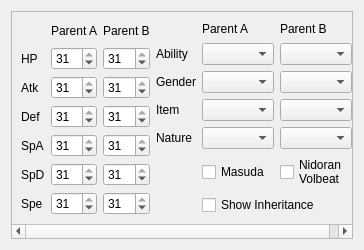
Old version of the form Source/Form/Controls/EggSettings.ui in the repository Admiral-Fish/PokeFinder.
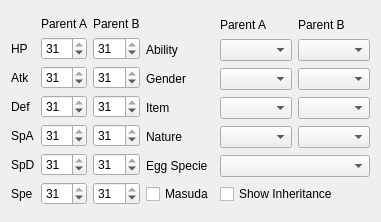
New version of the form. Custom widgets are drawn as their Qt base class.

What changed in the file:
```diff
--- a/Source/Form/Controls/EggSettings.ui
+++ b/Source/Form/Controls/EggSettings.ui
@@ -6,30 +6,21 @@
    <rect>
     <x>0</x>
     <y>0</y>
-    <width>364</width>
-    <height>250</height>
+    <width>373</width>
+    <height>222</height>
    </rect>
   </property>
   <layout class="QGridLayout" name="gridLayout">
    <item row="0" column="0">
-    <widget class="QScrollArea" name="scrollArea">
-     <property name="widgetResizable">
-      <bool>true</bool>
-     </property>
-     <widget class="QWidget" name="scrollAreaWidgetContents">
-      <property name="geometry">
-       <rect>
-        <x>0</x>
-        <y>0</y>
-        <width>344</width>
-        <height>230</height>
-       </rect>
-      </property>
-      <layout class="QGridLayout" name="gridLayout_4">
-       <item row="0" column="0">
         <layout class="QGridLayout" name="gridLayout_3">
          <item row="0" column="2">
           <widget class="QLabel" name="labelParentBIVs">
+       <property name="sizePolicy">
+        <sizepolicy hsizetype="Preferred" vsizetype="Fixed">
+         <horstretch>0</horstretch>
+         <verstretch>0</verstretch>
+        </sizepolicy>
+       </property>
            <property name="text">
             <string>Parent B</string>
            </property>
@@ -51,6 +42,12 @@
          </item>
          <item row="0" column="1">
           <widget class="QLabel" name="labelParentAIVs">
+       <property name="sizePolicy">
+        <sizepolicy hsizetype="Preferred" vsizetype="Fixed">
+         <horstretch>0</horstretch>
+         <verstretch>0</verstretch>
+        </sizepolicy>
+       </property>
            <property name="text">
             <string>Parent A</string>
            </property>
@@ -208,15 +205,24 @@
        </item>
        <item row="0" column="1">
         <layout class="QGridLayout" name="gridLayout_2">
-         <item row="0" column="1">
-          <widget class="QLabel" name="labelParentA">
+     <item row="2" column="1">
+      <widget class="QComboBox" name="comboBoxParentAGender"/>
+     </item>
+     <item row="4" column="0">
+      <widget class="QLabel" name="labelNature">
            <property name="text">
-            <string>Parent A</string>
+        <string>Nature</string>
            </property>
           </widget>
          </item>
          <item row="0" column="2">
           <widget class="QLabel" name="labelParentB">
+       <property name="sizePolicy">
+        <sizepolicy hsizetype="Preferred" vsizetype="Fixed">
+         <horstretch>0</horstretch>
+         <verstretch>0</verstretch>
+        </sizepolicy>
+       </property>
            <property name="text">
             <string>Parent B</string>
            </property>
@@ -229,11 +235,8 @@
            </property>
           </widget>
          </item>
-         <item row="1" column="1">
-          <widget class="QComboBox" name="comboBoxParentAAbility"/>
-         </item>
-         <item row="1" column="2">
-          <widget class="QComboBox" name="comboBoxParentBAbility"/>
+     <item row="2" column="2">
+      <widget class="QComboBox" name="comboBoxParentBGender"/>
          </item>
          <item row="2" column="0">
           <widget class="QLabel" name="labelGender">
@@ -242,53 +245,6 @@
            </property>
           </widget>
          </item>
-         <item row="2" column="1">
-          <widget class="QComboBox" name="comboBoxParentAGender"/>
-         </item>
-         <item row="2" column="2">
-          <widget class="QComboBox" name="comboBoxParentBGender"/>
-         </item>
-         <item row="3" column="0">
-          <widget class="QLabel" name="labelItem">
-           <property name="text">
-            <string>Item</string>
-           </property>
-          </widget>
-         </item>
-         <item row="3" column="1">
-          <widget class="ComboBox" name="comboBoxParentAItem"/>
-         </item>
-         <item row="3" column="2">
-          <widget class="ComboBox" name="comboBoxParentBItem"/>
-         </item>
-         <item row="4" column="0">
-          <widget class="QLabel" name="labelNature">
-           <property name="text">
-            <string>Nature</string>
-           </property>
-          </widget>
-         </item>
-         <item row="4" column="1">
-          <widget class="QComboBox" name="comboBoxParentANature"/>
-         </item>
-         <item row="4" column="2">
-          <widget class="QComboBox" name="comboBoxParentBNature"/>
-         </item>
-         <item row="5" column="1">
-          <widget class="QCheckBox" name="checkBoxMasuda">
-           <property name="text">
-            <string>Masuda</string>
-           </property>
-          </widget>
-         </item>
-         <item row="5" column="2">
-          <widget class="QCheckBox" name="checkBoxNidoranVolbeat">
-           <property name="text">
-            <string>Nidoran
-Volbeat</string>
-           </property>
-          </widget>
-         </item>
          <item row="6" column="1" colspan="2">
           <widget class="QCheckBox" name="checkBoxShowInheritance">
            <property name="text">
@@ -296,11 +252,62 @@
            </property>
           </widget>
          </item>
-        </layout>
-       </item>
-      </layout>
-     </widget>
-    </widget>
+     <item row="3" column="2">
+      <widget class="ComboBox" name="comboBoxParentBItem"/>
+     </item>
+     <item row="6" column="0">
+      <widget class="QCheckBox" name="checkBoxMasuda">
+       <property name="text">
+        <string>Masuda</string>
+       </property>
+      </widget>
+     </item>
+     <item row="3" column="1">
+      <widget class="ComboBox" name="comboBoxParentAItem"/>
+     </item>
+     <item row="3" column="0">
+      <widget class="QLabel" name="labelItem">
+       <property name="text">
+        <string>Item</string>
+       </property>
+      </widget>
+     </item>
+     <item row="4" column="2">
+      <widget class="QComboBox" name="comboBoxParentBNature"/>
+     </item>
+     <item row="5" column="1" colspan="2">
+      <widget class="ComboBox" name="comboBoxEggSpecie"/>
+     </item>
+     <item row="1" column="1">
+      <widget class="QComboBox" name="comboBoxParentAAbility"/>
+     </item>
+     <item row="5" column="0">
+      <widget class="QLabel" name="labelEggSpecie">
+       <property name="text">
+        <string>Egg Specie</string>
+       </property>
+      </widget>
+     </item>
+     <item row="4" column="1">
+      <widget class="QComboBox" name="comboBoxParentANature"/>
+     </item>
+     <item row="1" column="2">
+      <widget class="QComboBox" name="comboBoxParentBAbility"/>
+     </item>
+     <item row="0" column="1">
+      <widget class="QLabel" name="labelParentA">
+       <property name="sizePolicy">
+        <sizepolicy hsizetype="Preferred" vsizetype="Fixed">
+         <horstretch>0</horstretch>
+         <verstretch>0</verstretch>
+        </sizepolicy>
+       </property>
+       <property name="text">
+        <string>Parent A</string>
+       </property>
+      </widget>
+     </item>
+    </layout>
    </item>
   </layout>
  </widget>
```
Left out of the diff: 25 changed lines with no effect on the pictures. Lines whose indentation alone changed are shown as unchanged.
